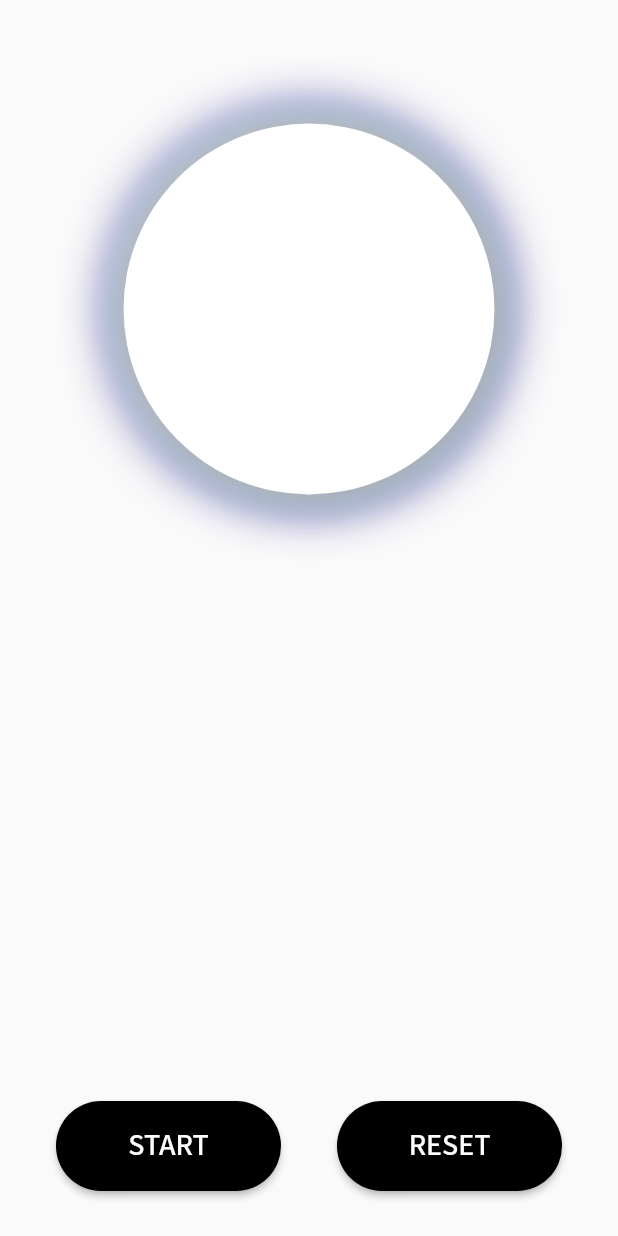
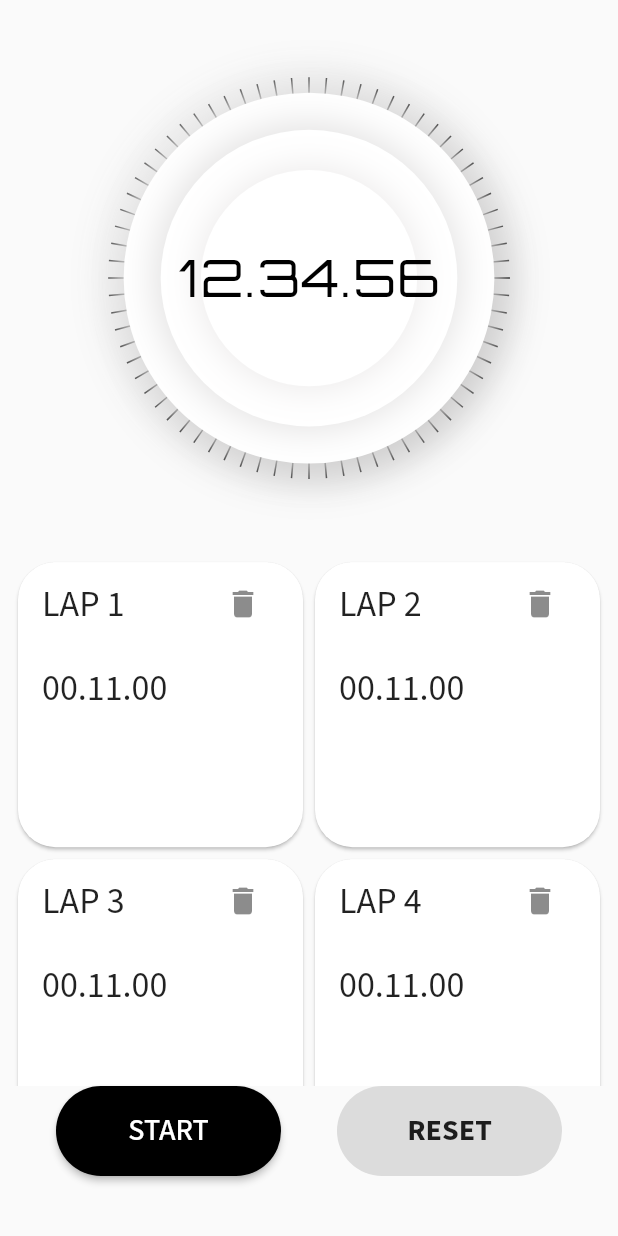
Before and after one commit to tuuhin/clockwork, a Flutter app: the StopwatchTab screen opened directly, after a tap on "START", on a phone screen of 412 x 824 dp. Run offline on Flutter 3.47's test engine with Material 2 defaults, Android fonts, the phone set to English and light mode, and no system bars; our stand-ins replace google_fonts.

Commit message:
stopwatch base ui build included dark mode and a drawer for quick work

```diff
--- a/lib/app/app.dart
+++ b/lib/app/app.dart
@@ -1,5 +1,6 @@
 import 'package:flutter/material.dart';
 import 'package:stopwatch/app/tabs/tabs.dart';
+import 'package:stopwatch/app/widgets/app_drawer.dart';
 
 class App extends StatefulWidget {
   const App({Key? key}) : super(key: key);
@@ -60,16 +61,22 @@ class _AppState extends State<App> with SingleTickerProviderStateMixin {
   @override
   Widget build(BuildContext context) {
     return Scaffold(
+        drawer: const AppDrawer(),
         appBar: AppBar(
           backgroundColor: Colors.transparent,
           elevation: 0,
           actions: [
             Padding(
               padding: const EdgeInsets.only(right: 10),
-              child: IconButton(
-                onPressed: () {},
-                icon: const Icon(Icons.settings, size: 30, color: Colors.black),
-              ),
+              child: Builder(builder: (context) {
+                return IconButton(
+                  onPressed: () {
+                    Scaffold.of(context).openDrawer();
+                  },
+                  icon:
+                      const Icon(Icons.settings, size: 30, color: Colors.black),
+                );
+              }),
             )
           ],
           bottom: TabBar(
@@ -95,18 +102,8 @@ class _AppState extends State<App> with SingleTickerProviderStateMixin {
                             decoration: BoxDecoration(
                               borderRadius: BorderRadius.circular(20),
                               color: _currentIndex == index
-                                  ? const Color.fromARGB(255, 173, 173, 173)
+                                  ? const Color.fromARGB(255, 220, 220, 220)
                                   : null,
-                              boxShadow: _currentIndex == index
-                                  ? const [
-                                      BoxShadow(
-                                          color: Color.fromARGB(
-                                              255, 210, 210, 210),
-                                          offset: Offset(1, 1),
-                                          blurRadius: 2.0,
-                                          spreadRadius: 1),
-                                    ]
-                                  : [],
                             ),
                             child: Padding(
                               padding: const EdgeInsets.symmetric(
--- a/lib/app/tabs/stopwatch_tab.dart
+++ b/lib/app/tabs/stopwatch_tab.dart
@@ -1,7 +1,27 @@
+import 'dart:math';
 import 'package:flutter/material.dart';
+import 'package:google_fonts/google_fonts.dart';
+import 'package:vector_math/vector_math.dart' show radians;
 
-class StopwatchTab extends StatelessWidget {
-  const StopwatchTab({Key? key}) : super(key: key);
+class StopwatchTab extends StatefulWidget {
+  const StopwatchTab({
+    Key? key,
+  }) : super(key: key);
+
+  @override
+  State<StopwatchTab> createState() => _StopwatchTabState();
+}
+
+class _StopwatchTabState extends State<StopwatchTab> {
+  late DateTime _currentTime;
+
+  @override
+  void initState() {
+    super.initState();
+    _currentTime = DateTime.now();
+  }
+
+  void _onTap([bool start = true]) {}
 
   @override
   Widget build(BuildContext context) {
@@ -11,33 +31,16 @@ class StopwatchTab extends StatelessWidget {
         children: [
           Container(
             alignment: Alignment.center,
-            height: _size.height * 0.5,
-            child: Stack(alignment: Alignment.center, children: [
-              AnimatedContainer(
-                width: _size.width * 0.6,
+            height: _size.height * .45,
+            // color: Colors.red,
+            child: Stack(
+              alignment: Alignment.center,
+              children: [
+                SizedBox.square(
+                  dimension: _size.width * 0.65,
+                  child: AnimatedContainer(
                     duration: const Duration(milliseconds: 200),
                     decoration: const BoxDecoration(
-                    color: Colors.white,
-                    shape: BoxShape.circle,
-                    boxShadow: [
-                      BoxShadow(
-                          color: Colors.pinkAccent,
-                          offset: Offset(0, 0),
-                          blurRadius: 30,
-                          spreadRadius: 5),
-                      BoxShadow(
-                          color: Colors.lightBlue,
-                          offset: Offset(0, 0),
-                          blurRadius: 30,
-                          spreadRadius: 5)
-                    ]),
-              ),
-              AnimatedContainer(
-                height: _size.height * 0.6,
-                width: _size.width * 0.6,
-                duration: const Duration(milliseconds: 200),
-                decoration: const BoxDecoration(
-                    color: Colors.white,
                       shape: BoxShape.circle,
                       boxShadow: [
                         BoxShadow(
@@ -46,17 +49,126 @@ class StopwatchTab extends StatelessWidget {
                             blurRadius: 20,
                             spreadRadius: 3),
                         BoxShadow(
-                          color: Colors.grey,
+                            color: Color.fromARGB(255, 220, 220, 220),
                             offset: Offset(1, 1),
                             blurRadius: 20,
                             spreadRadius: 3)
+                      ],
+                    ),
+                    child: CustomPaint(
+                      foregroundPainter: ClockPainer(),
+                    ),
+                  ),
+                ),
+                SizedBox.square(
+                  dimension: _size.width * .6,
+                  child: AnimatedContainer(
+                    duration: const Duration(milliseconds: 200),
+                    decoration: const BoxDecoration(
+                        shape: BoxShape.circle,
+                        color: Colors.white,
+                        boxShadow: [
+                          BoxShadow(
+                              color: Colors.white,
+                              offset: Offset(-4, -4),
+                              blurRadius: 20,
+                              spreadRadius: 1),
+                          BoxShadow(
+                              color: Color.fromARGB(255, 202, 201, 201),
+                              offset: Offset(4, 4),
+                              blurRadius: 20,
+                              spreadRadius: 1)
                         ]),
                   ),
+                ),
+                SizedBox.square(
+                  dimension: _size.width * .48,
+                  child: AnimatedContainer(
+                    duration: const Duration(milliseconds: 200),
+                    decoration: const BoxDecoration(
+                        shape: BoxShape.circle,
+                        color: Colors.white,
+                        boxShadow: [
+                          BoxShadow(
+                              color: Color.fromARGB(255, 226, 225, 225),
+                              offset: Offset(-1, -1),
+                              blurRadius: 20,
+                              spreadRadius: 3),
                         ]),
                   ),
-          const Spacer(),
+                ),
+                SizedBox.square(
+                  dimension: _size.width * .35,
+                  child: AnimatedContainer(
+                    duration: const Duration(milliseconds: 200),
+                    decoration: const BoxDecoration(
+                        shape: BoxShape.circle,
+                        color: Colors.white,
+                        boxShadow: [
+                          BoxShadow(
+                              color: Color.fromARGB(255, 234, 232, 232),
+                              offset: Offset(0, 0),
+                              blurRadius: 20,
+                              spreadRadius: 1),
+                        ]),
+                  ),
+                ),
+                Text(
+                  '12.34.56',
+                  style: Theme.of(context).textTheme.headline4!.copyWith(
+                      fontFamily: GoogleFonts.orbitron().fontFamily,
+                      letterSpacing: 1.2,
+                      color: Colors.black),
+                ),
+
+                // for animating balls
+                SizedBox.square(
+                  dimension: _size.width * 0.65,
+                  child: AnimatedContainer(
+                    duration: const Duration(milliseconds: 400),
+                  ),
+                )
+              ],
+            ),
+          ),
+          Expanded(
+              child: Padding(
+            padding: const EdgeInsets.symmetric(horizontal: 8.0),
+            child: GridView.builder(
+                itemCount: 20,
+                gridDelegate: const SliverGridDelegateWithFixedCrossAxisCount(
+                    crossAxisCount: 2),
+                itemBuilder: (context, i) {
+                  return SizedBox.shrink(
+                    child: Card(
+                      clipBehavior: Clip.antiAlias,
+                      shape: RoundedRectangleBorder(
+                          borderRadius: BorderRadius.circular(25)),
+                      child: Column(
+                        children: [
+                          ListTile(
+                            title: Text(
+                              'LAP ${i + 1}',
+                              style: Theme.of(context).textTheme.headline5,
+                            ),
+                            trailing: IconButton(
+                                onPressed: () {},
+                                icon: const Icon(Icons.delete)),
+                          ),
+                          ListTile(
+                            title: Text(
+                              '00.11.00',
+                              style: Theme.of(context).textTheme.headline5,
+                            ),
+                          ),
+                        ],
+                      ),
+                    ),
+                  );
+                }),
+          )),
           Padding(
-            padding: const EdgeInsets.only(bottom: 30),
+            padding: const EdgeInsets.only(bottom: 40),
             child: Row(
               mainAxisAlignment: MainAxisAlignment.spaceEvenly,
               children: [
@@ -66,7 +178,7 @@ class StopwatchTab extends StatelessWidget {
                         fixedSize: const Size(150, 60),
                         shape: RoundedRectangleBorder(
                             borderRadius: BorderRadius.circular(30))),
-                    onPressed: () {},
+                    onPressed: _onTap,
                     child: Text(
                       'START',
                       style: Theme.of(context)
@@ -80,14 +192,12 @@ class StopwatchTab extends StatelessWidget {
                         fixedSize: const Size(150, 60),
                         shape: RoundedRectangleBorder(
                             borderRadius: BorderRadius.circular(30))),
-                    onPressed: () {},
-                    child: Text(
-                      'RESET',
+                    onPressed: null,
+                    child: Text('RESET',
                         style: Theme.of(context)
                             .textTheme
                             .headline6!
-                          .copyWith(color: Colors.white),
-                    )),
+                            .copyWith(fontWeight: FontWeight.bold))),
               ],
             ),
           )
@@ -96,3 +206,24 @@ class StopwatchTab extends StatelessWidget {
     );
   }
 }
+
+class ClockPainer extends CustomPainter {
+  @override
+  void paint(Canvas canvas, Size size) {
+    Paint _paint = Paint()
+      ..strokeWidth = 1
+      ..style = PaintingStyle.stroke
+      ..color = Colors.black;
+
+    for (double i = 0; i <= 360; i += 5) {
+      canvas.drawLine(
+          Offset(size.width * .5, size.height * .5),
+          Offset(size.width * .5 * (1 + cos(radians(i))),
+              size.height * .5 * (1 - sin(radians(i)))),
+          _paint);
+    }
+  }
+
+  @override
+  bool shouldRepaint(covariant CustomPainter oldDelegate) => false;
+}
--- /dev/null
+++ b/lib/app/widgets/app_drawer.dart
@@ -0,0 +1,10 @@
+import 'package:flutter/material.dart';
+
+class AppDrawer extends StatelessWidget {
+  const AppDrawer({Key? key}) : super(key: key);
+
+  @override
+  Widget build(BuildContext context) {
+    return Drawer();
+  }
+}
--- /dev/null
+++ b/lib/app/widgets/stopwatch/lap_cards.dart
@@ -0,0 +1,12 @@
+import 'package:flutter/material.dart';
+import 'package:flutter/src/foundation/key.dart';
+import 'package:flutter/src/widgets/framework.dart';
+
+class StopWatchLapsCard extends StatelessWidget {
+  const StopWatchLapsCard({Key? key}) : super(key: key);
+
+  @override
+  Widget build(BuildContext context) {
+    return Card();
+  }
+}
--- /dev/null
+++ b/lib/context/theme_context.dart
@@ -0,0 +1,15 @@
+import 'package:flutter/material.dart';
+
+class ThemeContext extends ChangeNotifier {
+  bool _isCurrentThemeIsDark = ThemeMode.system == ThemeMode.dark;
+  bool get currentThemeIsDark => _isCurrentThemeIsDark;
+
+  void switchCurrentTheme(bool isLightTheme) {
+    if (isLightTheme) {
+      _isCurrentThemeIsDark = false;
+    } else {
+      _isCurrentThemeIsDark = true;
+    }
+    notifyListeners();
+  }
+}
--- a/lib/main.dart
+++ b/lib/main.dart
@@ -1,17 +1,32 @@
 import 'package:flutter/material.dart';
-import 'package:google_fonts/google_fonts.dart';
+import 'package:provider/provider.dart';
 import 'package:stopwatch/app/app.dart';
+import 'package:stopwatch/context/theme_context.dart';
+import 'package:stopwatch/utils/pallet.dart';
 
-void main() => runApp(const MyApp());
+void main() => runApp(
+      MultiProvider(
+        providers: [
+          ChangeNotifierProvider<ThemeContext>(
+            create: (context) => ThemeContext(),
+          )
+        ],
+        child: const MyApp(),
+      ),
+    );
 
 class MyApp extends StatelessWidget {
   const MyApp({Key? key}) : super(key: key);
   @override
-  Widget build(BuildContext context) => MaterialApp(
-      title: 'Flutter Demo',
-      debugShowCheckedModeBanner: false,
-      theme: ThemeData(
-          primarySwatch: Colors.blue,
-          textTheme: GoogleFonts.sourceSansProTextTheme()),
-      home: const App());
+  Widget build(BuildContext context) {
+    final ThemeContext _themeData = Provider.of<ThemeContext>(context);
+
+    return MaterialApp(
+        title: 'Flutter Demo',
+        debugShowCheckedModeBanner: false,
+        theme: _themeData.currentThemeIsDark
+            ? Pallet.darkTheme
+            : Pallet.lightTheme,
+        home: const App());
+  }
 }
--- /dev/null
+++ b/lib/utils/pallet.dart
@@ -0,0 +1,9 @@
+import 'package:flutter/material.dart';
+import 'package:google_fonts/google_fonts.dart';
+
+class Pallet {
+  static ThemeData lightTheme = ThemeData(
+      primarySwatch: Colors.blue,
+      textTheme: GoogleFonts.sourceSansProTextTheme());
+  static ThemeData darkTheme = ThemeData.dark();
+}
--- a/pubspec.yaml
+++ b/pubspec.yaml
@@ -37,6 +37,8 @@ dependencies:
   provider: ^6.0.2
   android_alarm_manager_plus: ^2.0.5
   google_fonts: ^2.3.2
+  vector_math: ^2.1.2
+  shared_preferences: ^2.0.15
 
 dev_dependencies:
   flutter_test:
```
Also changed, not shown: pubspec.lock. Lines whose indentation alone changed are shown as unchanged.
